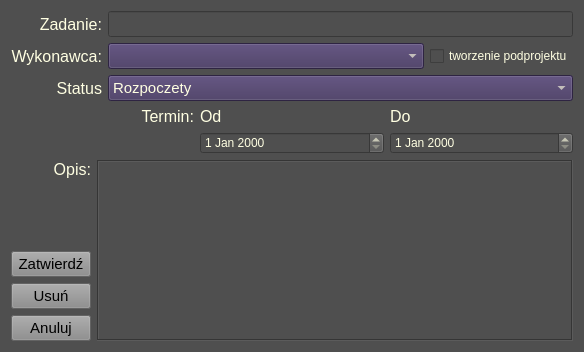
The window that project_managment/project_managment/edycja_zadanie_okno.ui (Sleyn2/IO_projectmanagement) describes before a commit, drawn with Qt 5.
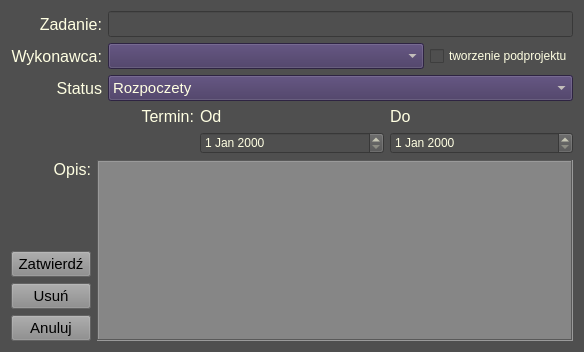
The same window after the commit.

The edit to the form file:
```diff
--- a/project_managment/project_managment/edycja_zadanie_okno.ui
+++ b/project_managment/project_managment/edycja_zadanie_okno.ui
@@ -213,7 +213,8 @@
         </font>
        </property>
        <property name="styleSheet">
-        <string notr="true">color: rgb(255, 255, 226);</string>
+        <string notr="true">color: rgb(255, 255, 226);
+background-color: rgb(134, 134, 134);</string>
        </property>
        <property name="frameShape">
         <enum>QFrame::Box</enum>
```
Left out of the diff: 10 changed lines with no effect on the pictures.
